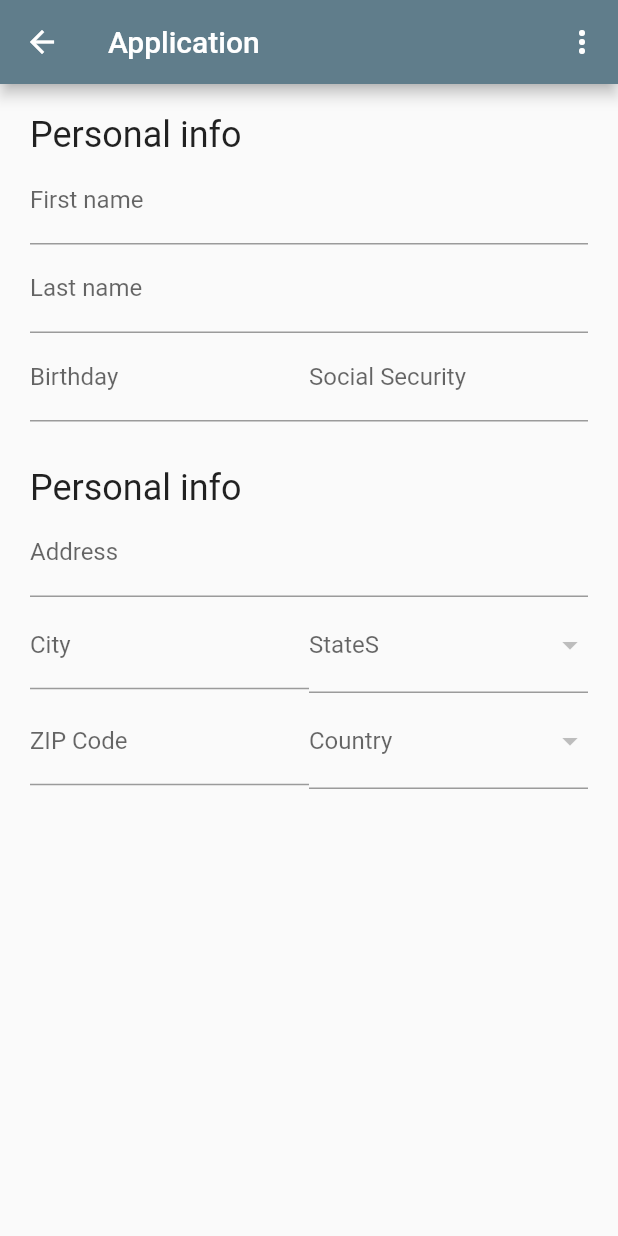
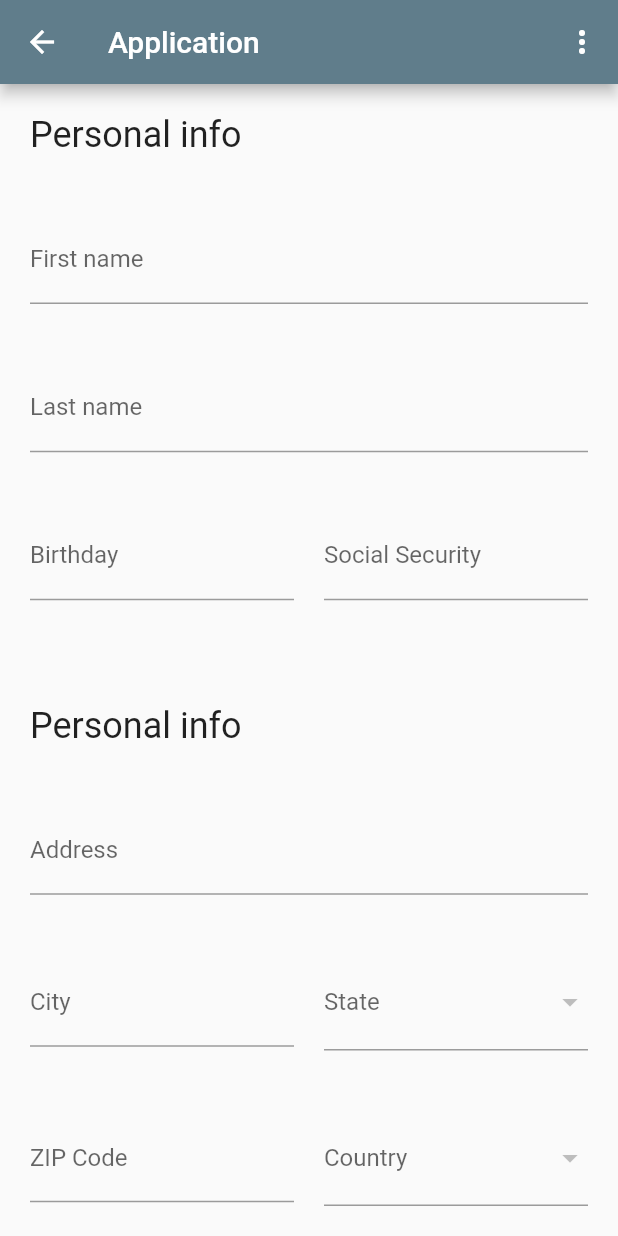
Before and after one commit to Clevinacio/dev-mobile, a Flutter app: the MyHomePage2 screen opened directly, on a phone screen of 412 x 824 dp. Run offline on Flutter 3.47's test engine with Material 2 defaults, Android fonts, the phone set to English and light mode, and no system bars.

Commit message:
atualiza espaçamento

```diff
--- a/atividade_1_flutter/lib/main.dart
+++ b/atividade_1_flutter/lib/main.dart
@@ -15,7 +15,7 @@ class MyApp extends StatelessWidget {
       theme: ThemeData(
         primarySwatch: Colors.blueGrey,
       ),
-      home: const MyHomePage2(),
+      home: const MyHomePage1(),
       debugShowCheckedModeBanner: false,
     );
   }
@@ -189,7 +189,9 @@ class MyHomePage2 extends StatelessWidget {
       ),
       body: Container(
         padding: const EdgeInsets.all(20),
-        child: Column(children: <Widget>[
+        child: Column(
+            mainAxisAlignment: MainAxisAlignment.spaceBetween,
+            children: <Widget>[
               const Align(
                 alignment: Alignment.topLeft,
                 child: Text(
@@ -212,7 +214,7 @@ class MyHomePage2 extends StatelessWidget {
                       decoration: InputDecoration(labelText: 'Birthday'),
                     ),
                   ),
-              SizedBox(height: 20),
+                  SizedBox(width: 20),
                   Expanded(
                     flex: 2,
                     child: TextField(
@@ -242,12 +244,12 @@ class MyHomePage2 extends StatelessWidget {
                       decoration: InputDecoration(labelText: 'City'),
                     ),
                   ),
-              const SizedBox(height: 20),
+                  const SizedBox(width: 20),
                   Expanded(
                     child: DropdownButtonFormField(
                       items: const [],
                       onChanged: null,
-                  decoration: const InputDecoration(labelText: 'StateS'),
+                      decoration: const InputDecoration(labelText: 'State'),
                     ),
                   ),
                 ],
@@ -260,7 +262,7 @@ class MyHomePage2 extends StatelessWidget {
                       decoration: InputDecoration(labelText: 'ZIP Code'),
                     ),
                   ),
-              const SizedBox(height: 20),
+                  const SizedBox(width: 20),
                   Expanded(
                       child: DropdownButtonFormField(
                     items: const [],
```
Lines whose indentation alone changed are shown as unchanged.
